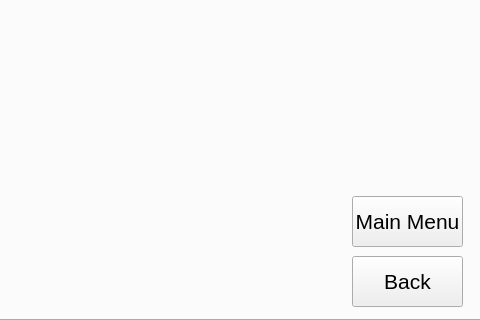
This is MontyHallGUI.ui in AriesTheDesty/MontyHallGameProject as Qt 5 draws it before an edit; both pictures show x 420 to 900 and y 230 to 550 of the 900 by 550 pixel window. The edited form follows.
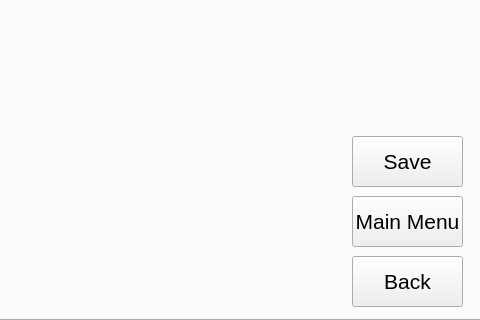
This is the edited form. Icons and pictures are not drawn.

Diff of the .ui file:
```diff
--- a/MontyHallGUI.ui
+++ b/MontyHallGUI.ui
@@ -456,6 +456,24 @@
       <string/>
      </property>
     </widget>
+    <widget class="QPushButton" name="button_save">
+     <property name="geometry">
+      <rect>
+       <x>770</x>
+       <y>340</y>
+       <width>111</width>
+       <height>51</height>
+      </rect>
+     </property>
+     <property name="font">
+      <font>
+       <pointsize>16</pointsize>
+      </font>
+     </property>
+     <property name="text">
+      <string>Save</string>
+     </property>
+    </widget>
    </widget>
   </widget>
  </widget>
```
Left out of the diff: 2 changed lines with no effect on the pictures.
